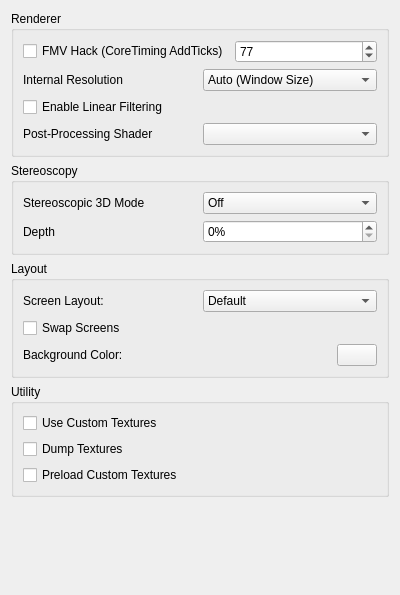
Above: src/citra_qt/configuration/configure_enhancements.ui from akashanotenshi/rusty before the change. Below: the same form after it.
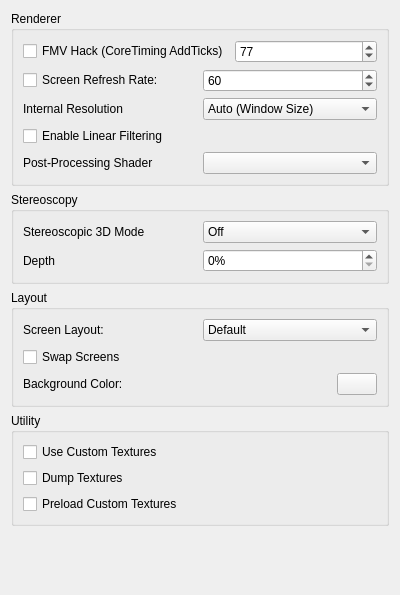
That is the form after the change.

Commit message: screen refresh rate setting

Diff of the .ui file:
```diff
--- a/src/citra_qt/configuration/configure_enhancements.ui
+++ b/src/citra_qt/configuration/configure_enhancements.ui
@@ -50,6 +50,30 @@
          </item>
         </layout>
        </item>
+      <item>
+        <layout class="QHBoxLayout" name="horizontalLayout_9">
+         <item>
+          <widget class="QCheckBox" name="custom_refresh_rate">
+           <property name="text">
+            <string>Screen Refresh Rate:</string>
+           </property>
+          </widget>
+         </item>
+         <item>
+          <widget class="QSpinBox" name="screen_refresh_rate">
+           <property name="minimum">
+            <number>1</number>
+           </property>
+           <property name="maximum">
+            <number>999</number>
+           </property>
+           <property name="value">
+            <number>60</number>
+           </property>
+          </widget>
+         </item>
+        </layout>
+       </item>
       <item>
        <layout class="QHBoxLayout" name="horizontalLayout">
         <item>
```
The commit also changes 4 other files.
